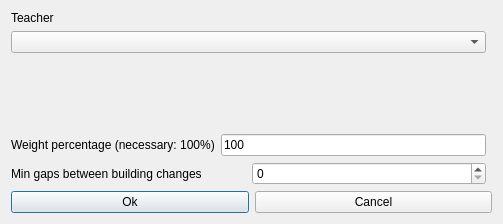
vonmecheln/fet, file fet/src/interface/modifyconstraintteachermingapsbetweenbuildingchangesform_template.ui: the form before one commit.
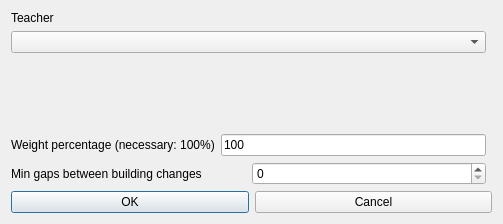
The form after the commit.

```diff
--- a/fet/src/interface/modifyconstraintteachermingapsbetweenbuildingchangesform_template.ui
+++ b/fet/src/interface/modifyconstraintteachermingapsbetweenbuildingchangesform_template.ui
@@ -95,7 +95,7 @@
      <item>
       <widget class="QPushButton" name="okPushButton">
        <property name="text">
-        <string>Ok</string>
+        <string>OK</string>
        </property>
       </widget>
      </item>
```
